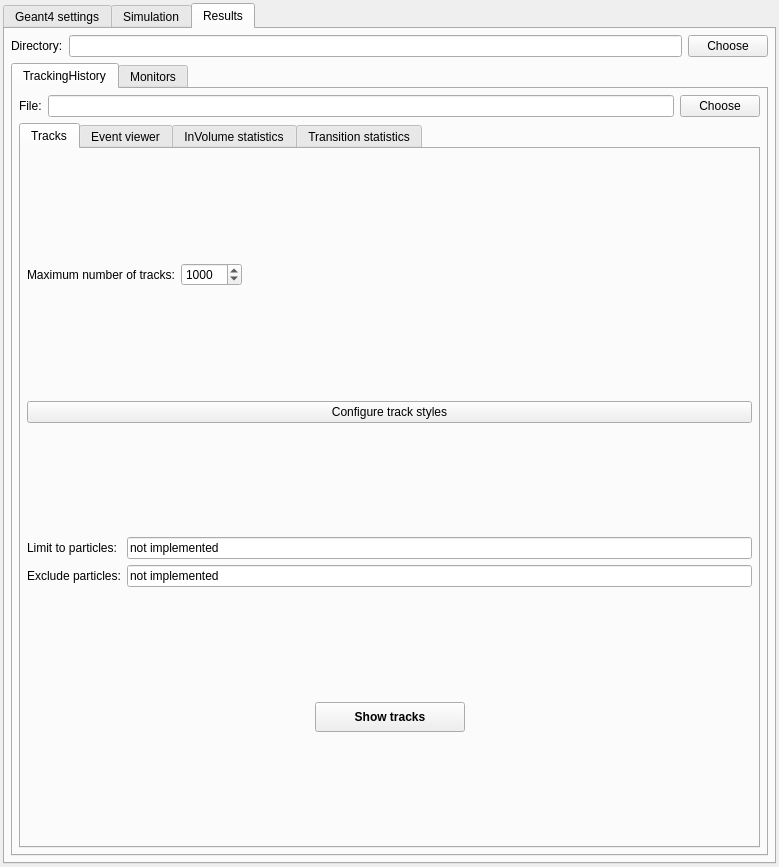
Qt form ants3bundle/src/ants3/gui/particleSim/aparticlesimwin.ui (andrmor/ANTS3bundle) before a commit.
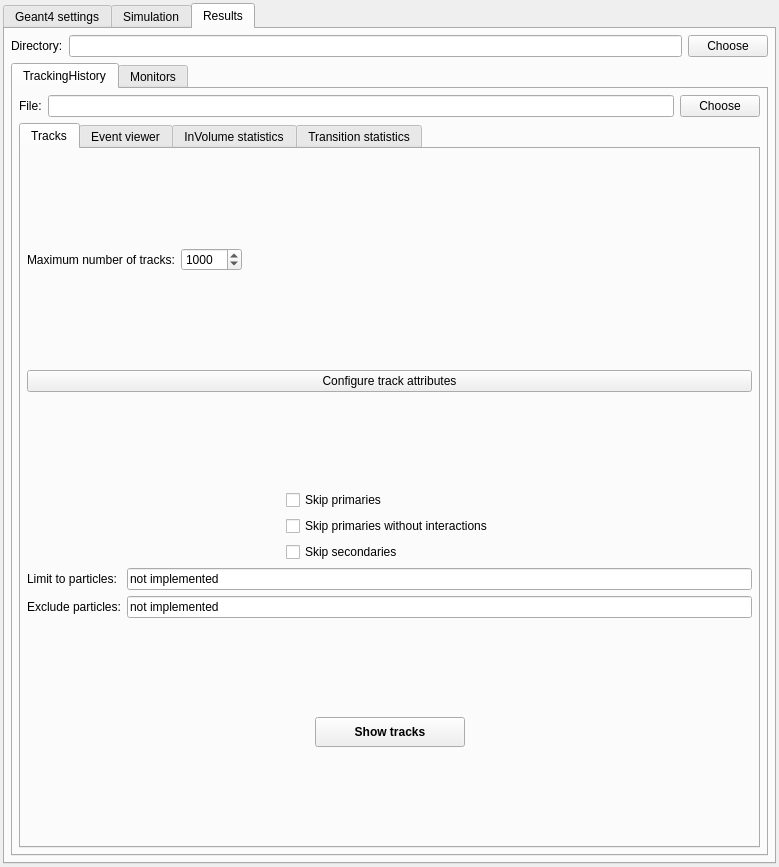
The same form after that commit.

What changed in the file:
```diff
--- a/ants3bundle/src/ants3/gui/particleSim/aparticlesimwin.ui
+++ b/ants3bundle/src/ants3/gui/particleSim/aparticlesimwin.ui
@@ -1509,7 +1509,7 @@
                   <property name="sizeHint" stdset="0">
                    <size>
                     <width>20</width>
-                    <height>88</height>
+                    <height>69</height>
                    </size>
                   </property>
                  </spacer>
@@ -1559,7 +1559,7 @@
                   <property name="sizeHint" stdset="0">
                    <size>
                     <width>20</width>
-                    <height>87</height>
+                    <height>70</height>
                    </size>
                   </property>
                  </spacer>
@@ -1567,7 +1567,7 @@
                 <item>
                  <widget class="QPushButton" name="pbConfigureTrackStyles">
                   <property name="text">
-                   <string>Configure track styles</string>
+                   <string>Configure track attributes</string>
                   </property>
                  </widget>
                 </item>
@@ -1579,11 +1579,72 @@
                   <property name="sizeHint" stdset="0">
                    <size>
                     <width>20</width>
-                    <height>88</height>
+                    <height>69</height>
                    </size>
                   </property>
                  </spacer>
                 </item>
+                <item>
+                 <layout class="QHBoxLayout" name="horizontalLayout_21">
+                  <property name="topMargin">
+                   <number>0</number>
+                  </property>
+                  <item>
+                   <spacer name="horizontalSpacer_20">
+                    <property name="orientation">
+                     <enum>Qt::Horizontal</enum>
+                    </property>
+                    <property name="sizeHint" stdset="0">
+                     <size>
+                      <width>40</width>
+                      <height>20</height>
+                     </size>
+                    </property>
+                   </spacer>
+                  </item>
+                  <item>
+                   <layout class="QVBoxLayout" name="verticalLayout_13">
+                    <property name="leftMargin">
+                     <number>0</number>
+                    </property>
+                    <item>
+                     <widget class="QCheckBox" name="cbSkipPrimaryTracks">
+                      <property name="text">
+                       <string>Skip primaries</string>
+                      </property>
+                     </widget>
+                    </item>
+                    <item>
+                     <widget class="QCheckBox" name="cbSkipPrimaryTracksNoInteraction">
+                      <property name="text">
+                       <string>Skip primaries without interactions</string>
+                      </property>
+                     </widget>
+                    </item>
+                    <item>
+                     <widget class="QCheckBox" name="cbSkipSecondaryTracks">
+                      <property name="text">
+                       <string>Skip secondaries</string>
+                      </property>
+                     </widget>
+                    </item>
+                   </layout>
+                  </item>
+                  <item>
+                   <spacer name="horizontalSpacer_19">
+                    <property name="orientation">
+                     <enum>Qt::Horizontal</enum>
+                    </property>
+                    <property name="sizeHint" stdset="0">
+                     <size>
+                      <width>40</width>
+                      <height>20</height>
+                     </size>
+                    </property>
+                   </spacer>
+                  </item>
+                 </layout>
+                </item>
                 <item>
                  <layout class="QFormLayout" name="formLayout">
                   <item row="0" column="0">
@@ -1624,7 +1685,7 @@
                   <property name="sizeHint" stdset="0">
                    <size>
                     <width>20</width>
-                    <height>87</height>
+                    <height>70</height>
                    </size>
                   </property>
                  </spacer>
@@ -1686,7 +1747,7 @@
                   <property name="sizeHint" stdset="0">
                    <size>
                     <width>20</width>
-                    <height>88</height>
+                    <height>69</height>
                    </size>
                   </property>
                  </spacer>
```
